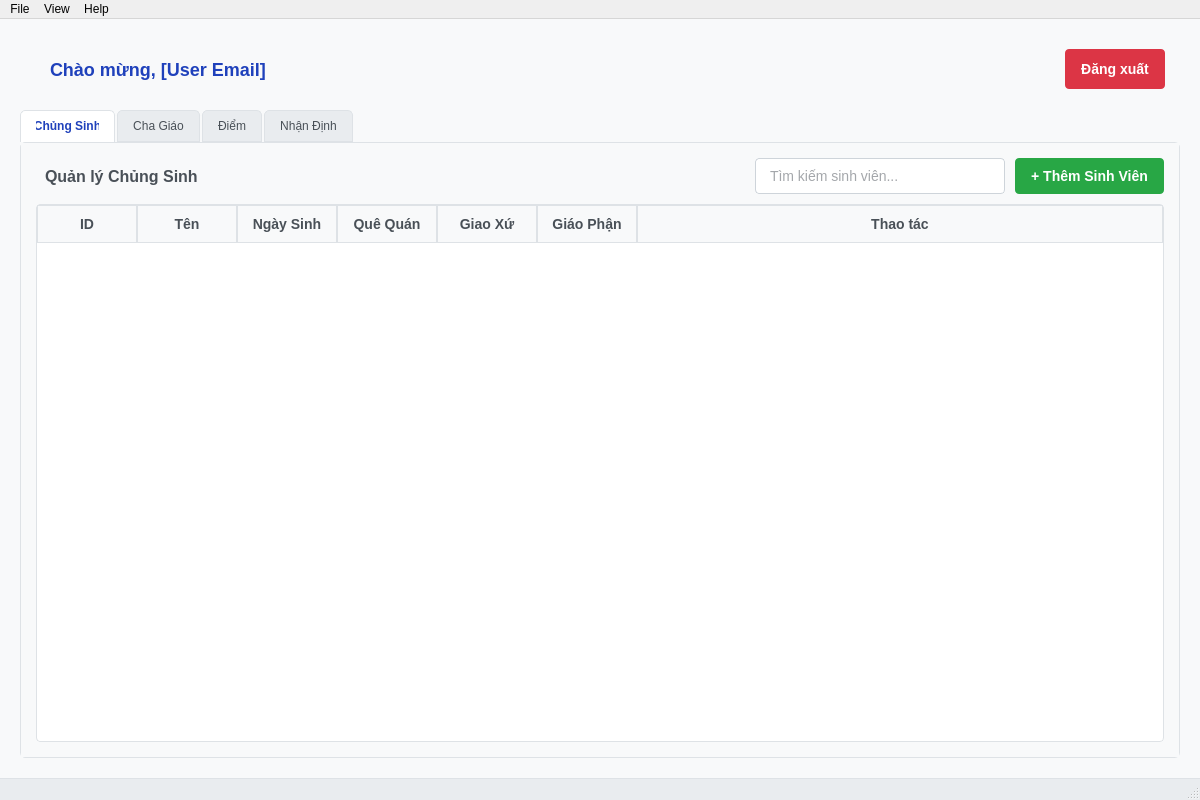
Qt form app.ui (nguyendan07/seminary-management-system) before a commit.
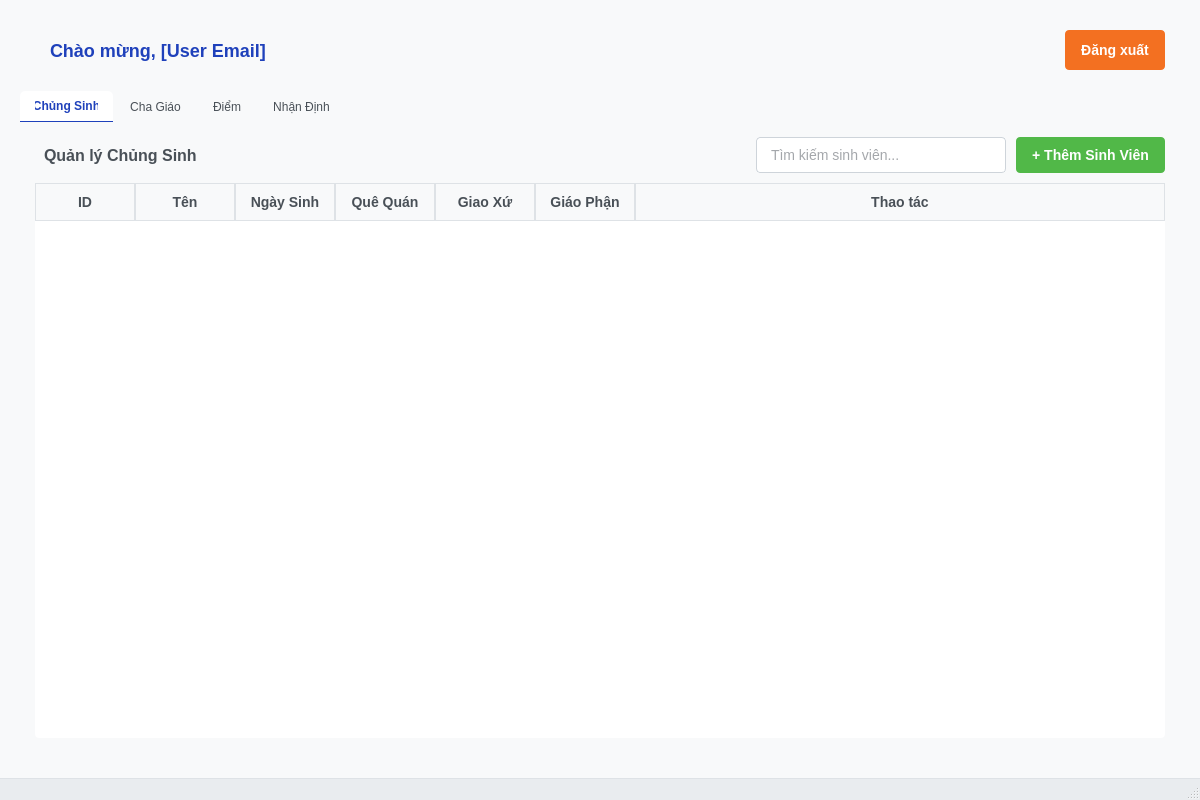
The same form after that commit.

Patch:
```diff
--- a/app.ui
+++ b/app.ui
@@ -98,7 +98,7 @@
                                 <property name="styleSheet">
                                     <string notr="true">
                                         QPushButton {
-                                            background-color: #dc3545;
+                                            background-color: #F37021;
                                             color: white;
                                             border: none;
                                             padding: 8px 16px;
@@ -126,15 +126,13 @@
                         <property name="styleSheet">
                             <string notr="true">
                                 QTabWidget::pane {
-                                    border: 1px solid #dee2e6;
                                     background-color: white;
                                     border-radius: 5px;
+                                    margin-bottom: 5px;
                                 }
 
                                 QTabBar::tab {
-                                    background-color: #e9ecef;
                                     color: #495057;
-                                    border: 1px solid #dee2e6;
                                     padding: 8px 15px;
                                     margin-right: 2px;
                                     border-top-left-radius: 5px;
@@ -143,7 +141,7 @@
 
                                 QTabBar::tab:selected {
                                     background-color: white;
-                                    border-bottom: 1px solid white;
+                                    border-bottom: 1px solid #1F41BB;
                                     color: #1F41BB;
                                     font-weight: bold;
                                 }
@@ -248,7 +246,7 @@
                                                 <property name="styleSheet">
                                                     <string notr="true">
                                                         QPushButton {
-                                                            background-color: #28a745;
+                                                            background-color: #51B848;
                                                             color: white;
                                                             border: none;
                                                             padding: 8px 16px;
@@ -277,7 +275,7 @@
                                                 QTableWidget {
                                                     gridline-color: #dee2e6;
                                                     background-color: white;
-                                                    border: 1px solid #dee2e6;
+                                                    <!-- border: 1px solid #dee2e6; -->
                                                     border-radius: 4px;
                                                     selection-background-color: #e3f2fd;
                                                 }
@@ -317,12 +315,18 @@
                                         <property name="sortingEnabled">
                                             <bool>true</bool>
                                         </property>
+                                        <property name="showGrid">
+                                            <bool>true</bool>
+                                        </property>
                                         <attribute name="horizontalHeaderCascadingSectionResizes">
                                             <bool>false</bool>
                                         </attribute>
                                         <attribute name="horizontalHeaderStretchLastSection">
                                             <bool>true</bool>
                                         </attribute>
+                                        <attribute name="verticalHeaderVisible">
+                                            <bool>false</bool>
+                                        </attribute>
                                         <column>
                                             <property name="text">
                                                 <string>ID</string>
@@ -473,43 +477,6 @@
                 </item>
             </layout>
         </widget>
-        <widget class="QMenuBar" name="menubar">
-            <property name="geometry">
-                <rect>
-                    <x>0</x>
-                    <y>0</y>
-                    <width>1200</width>
-                    <height>25</height>
-                </rect>
-            </property>
-            <widget class="QMenu" name="menuFile">
-                <property name="title">
-                    <string>File</string>
-                </property>
-                <addaction name="actionLogout" />
-                <addaction name="separator" />
-                <addaction name="actionExit" />
-            </widget>
-            <widget class="QMenu" name="menuView">
-                <property name="title">
-                    <string>View</string>
-                </property>
-                <addaction name="actionDashboard" />
-                <addaction name="actionStudents" />
-                <addaction name="actionCourses" />
-                <addaction name="actionAttendance" />
-                <addaction name="actionReports" />
-            </widget>
-            <widget class="QMenu" name="menuHelp">
-                <property name="title">
-                    <string>Help</string>
-                </property>
-                <addaction name="actionAbout" />
-            </widget>
-            <addaction name="menuFile" />
-            <addaction name="menuView" />
-            <addaction name="menuHelp" />
-        </widget>
         <widget class="QStatusBar" name="statusbar">
             <property name="styleSheet">
                 <string notr="true">QStatusBar {
```
Left out of the diff: 192 changed lines with no effect on the pictures.
